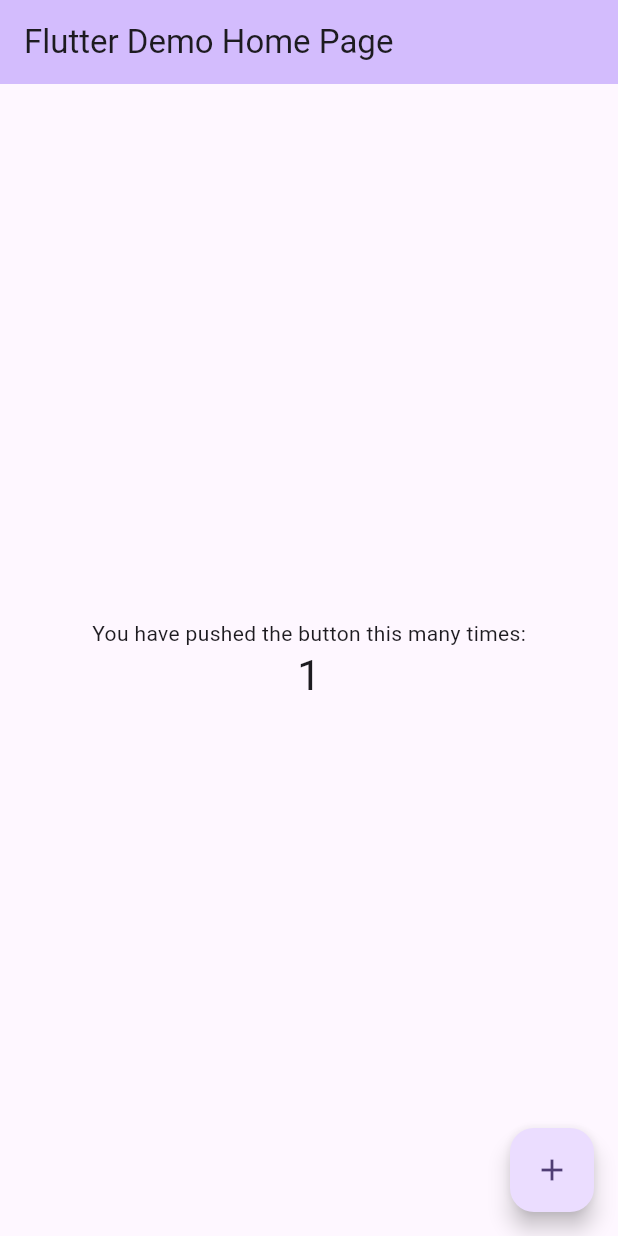
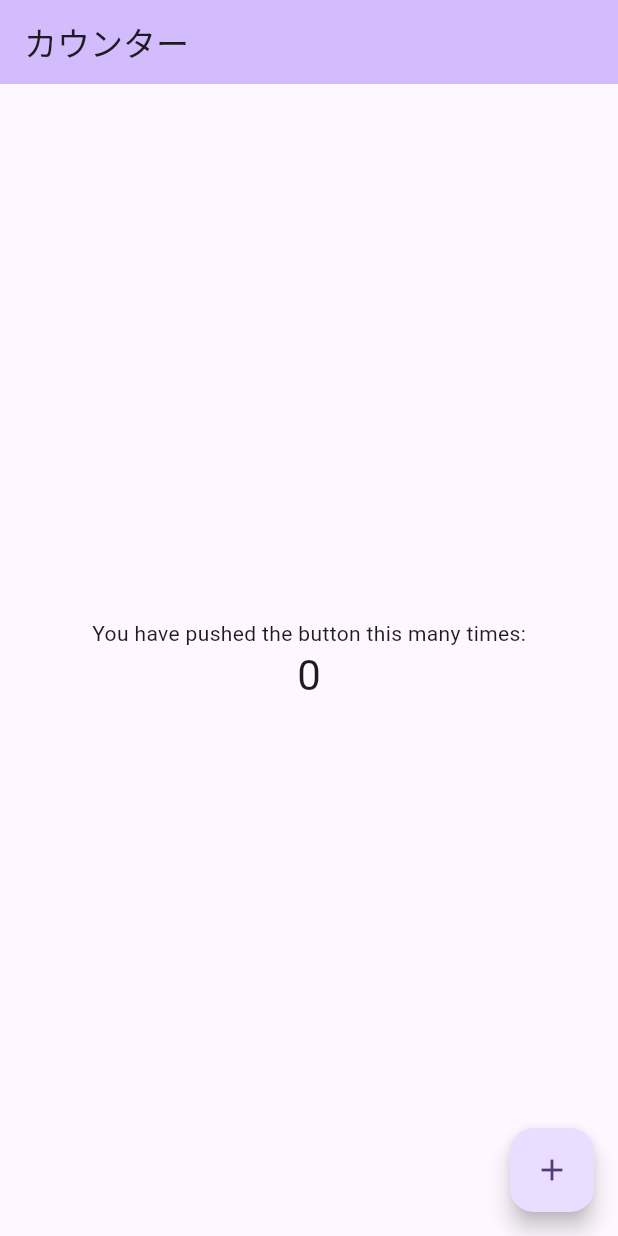
Before and after one commit to uni51/flu_textbook_v2_counter_provider, a Flutter app: the screen it shows after launch, after a tap on the "add" icon, on a phone screen of 412 x 824 dp. Run offline on Flutter 3.47's test engine with Material 2 defaults, Android fonts, the phone set to English and light mode, and no system bars.

Commit message:
StatelessWidgetに変更

```diff
--- a/lib/main.dart
+++ b/lib/main.dart
@@ -16,27 +16,16 @@ class MyApp extends StatelessWidget {
         colorScheme: ColorScheme.fromSeed(seedColor: Colors.deepPurple),
         useMaterial3: true,
       ),
-      home: const MyHomePage(title: 'Flutter Demo Home Page'),
+      home: MyHomePage(),
     );
   }
 }
 
-class MyHomePage extends StatefulWidget {
-  const MyHomePage({super.key, required this.title});
-
-  final String title;
-
-  @override
-  State<MyHomePage> createState() => _MyHomePageState();
-}
-
-class _MyHomePageState extends State<MyHomePage> {
+class MyHomePage extends StatelessWidget {
   int _counter = 0;
 
   void _incrementCounter() {
-    setState(() {
-      _counter++;
-    });
+    _counter++;
   }
 
   @override
@@ -44,7 +33,7 @@ class _MyHomePageState extends State<MyHomePage> {
     return Scaffold(
       appBar: AppBar(
         backgroundColor: Theme.of(context).colorScheme.inversePrimary,
-        title: Text(widget.title),
+        title: const Text('カウンター'),
       ),
       body: Center(
         child: Column(
```
